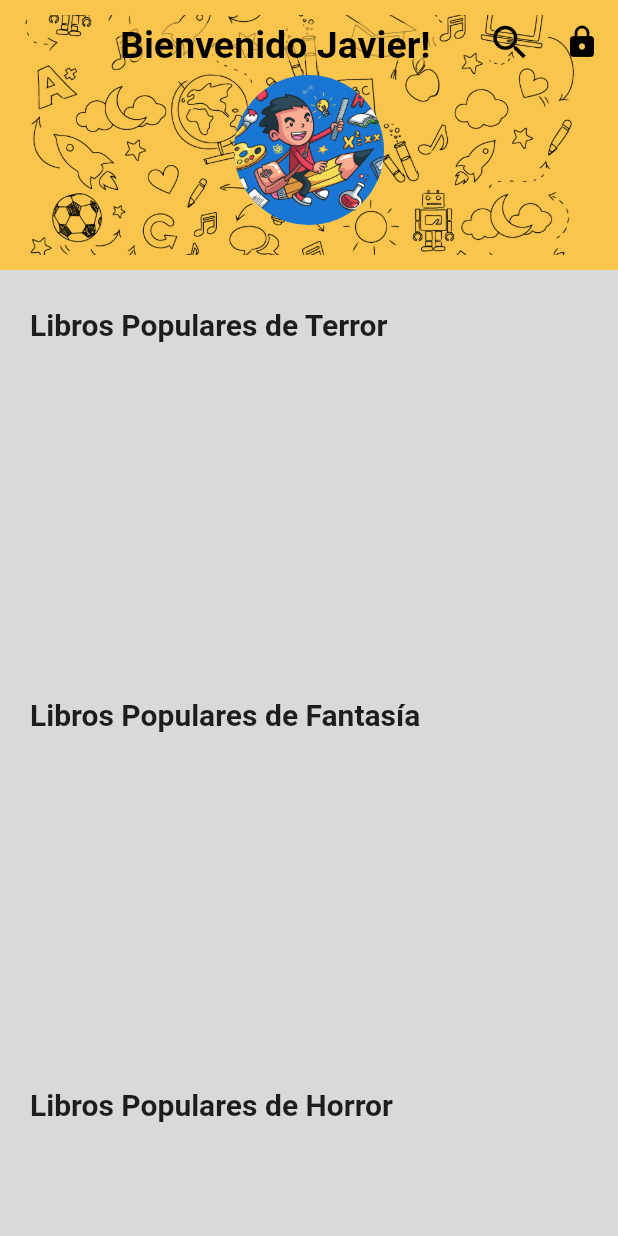
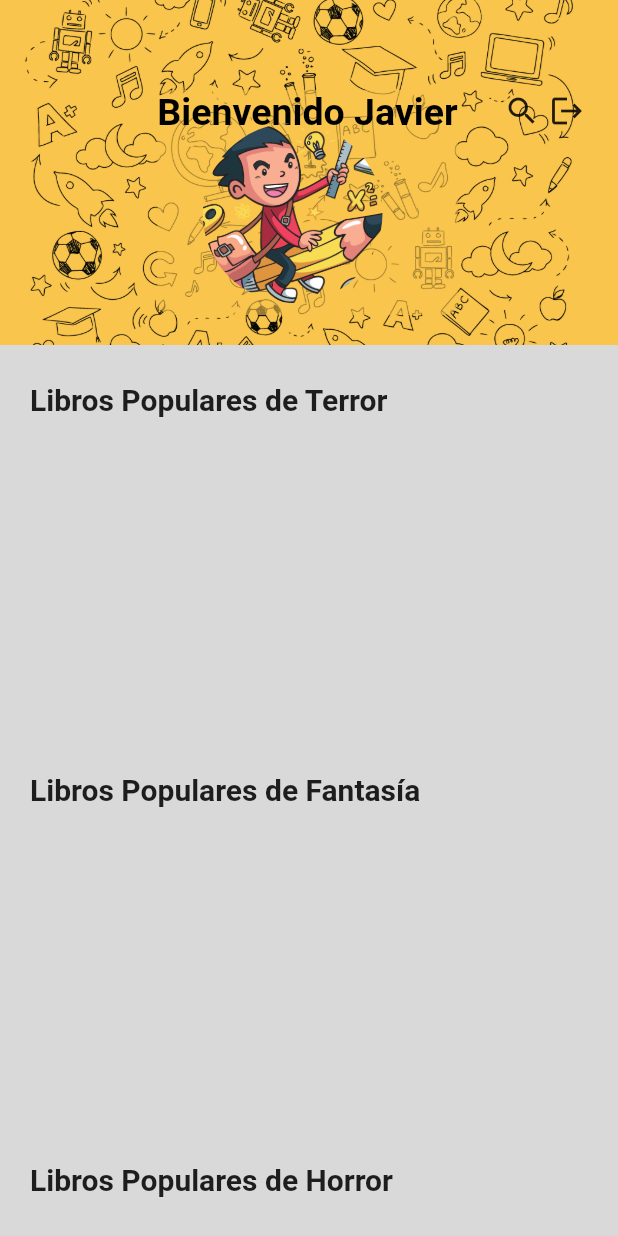
Before and after one commit to Sandtw/App_lbooks, a Flutter app: the screen it shows after launch, after a tap on "Iniciar Sesión", after a tap on "Ingresar", on a phone screen of 412 x 824 dp. Run offline on Flutter 3.47's test engine with Material 2 defaults, Android fonts, the phone set to English and light mode, and no system bars; our stand-ins replace firebase_auth, firebase_core, font_awesome_flutter, google_fonts, image_picker; accounts and stored records are empty; network calls fail.

Commit message:
Appbar terminado con animacion

```diff
--- a/lib/screens/home_screen.dart
+++ b/lib/screens/home_screen.dart
@@ -3,6 +3,7 @@ import 'package:lbooks_app/providers/books_provider.dart';
 import 'package:lbooks_app/screens/screens.dart';
 import 'package:provider/provider.dart';
 import 'package:lbooks_app/widgets/books_slider.dart';
+import 'package:vector_math/vector_math_64.dart' as vector;
 
 class HomeScreen extends StatelessWidget {
   static const String route = 'home';
@@ -19,7 +20,149 @@ class HomeScreen extends StatelessWidget {
       backgroundColor: const Color(0xffD9D9D9),
       body: CustomScrollView(
         slivers: [
-          SliverAppBar(
+          SliverPersistentHeader(
+            pinned: true,
+            delegate: _MyHeaderHome(),
+          ),
+          _SliverBody(booksProvider: booksProvider)
+        ],
+      ),
+    );
+  }
+}
+
+const double _maxHeaderExtent = 230;
+const double _minHeaderExtent = 100;
+
+const double _maxImageSize = 160;
+const double _minImageSize = 40;
+
+class _MyHeaderHome extends SliverPersistentHeaderDelegate {
+  @override
+  Widget build(
+      BuildContext context, double shrinkOffset, bool overlapsContent) {
+    final size = MediaQuery.of(context).size;
+    final percent = shrinkOffset / _maxHeaderExtent;
+    final currentSizeImage =
+        (_maxImageSize * (1 - percent)).clamp(_minImageSize, _maxImageSize);
+    return Container(
+      decoration: const BoxDecoration(
+        color: Color(0xffFAC54C),
+        image: DecorationImage(
+            image: AssetImage('assets/imgs/overlay.png'), fit: BoxFit.cover),
+      ),
+      child: Stack(
+        children: [
+          Positioned(
+            top: 60,
+            left: size.width / 5.5,
+            height: 150,
+            child: Container(
+              margin: const EdgeInsets.only(left: 30),
+              decoration: BoxDecoration(
+                color: const Color(0xffFAC54C).withOpacity(0.6),
+                borderRadius: BorderRadius.circular(10),
+              ),
+              child: const Text(
+                'Bienvenido Javier',
+                style: TextStyle(
+                    fontWeight: FontWeight.bold,
+                    color: Colors.black,
+                    fontSize: 25),
+              ),
+            ),
+          ),
+          Positioned(
+            bottom: 8,
+            left: (135 * (1 - percent)).clamp(1, 135),
+            height: currentSizeImage,
+            child: Transform.rotate(
+              angle: vector.radians(360 * percent),
+              child: const CircleAvatar(
+                backgroundColor: Colors.transparent,
+                maxRadius: 60,
+                backgroundImage: AssetImage('assets/imgs/books.png'),
+              ),
+            ),
+          ),
+          Positioned(
+            right: 10,
+            top: 50,
+            child: IconButton(
+              icon: const Icon(Icons.logout),
+              onPressed: () {},
+            ),
+          ),
+          Positioned(
+            right: 40,
+            top: 50,
+            child: IconButton(
+              icon: const Icon(Icons.search),
+              onPressed: () {},
+            ),
+          ),
+        ],
+      ),
+    );
+  }
+
+  @override
+  double get maxExtent => _maxHeaderExtent;
+
+  @override
+  double get minExtent => _minHeaderExtent;
+
+  @override
+  bool shouldRebuild(covariant SliverPersistentHeaderDelegate oldDelegate) =>
+      false;
+}
+
+class _SliverBody extends StatelessWidget {
+  const _SliverBody({
+    Key? key,
+    required this.booksProvider,
+  }) : super(key: key);
+
+  final BooksProvider booksProvider;
+
+  @override
+  Widget build(BuildContext context) {
+    return SliverList(
+      delegate: SliverChildListDelegate(
+        [
+          const SizedBox(
+            height: 25,
+          ),
+          BookSlider(
+            books: booksProvider.thrillerBooks,
+            title: 'Libros Populares de Terror',
+          ),
+          BookSlider(
+            books: booksProvider.fantasyBooks,
+            title: 'Libros Populares de Fantasía',
+          ),
+          BookSlider(
+            books: booksProvider.horrorBooks,
+            title: 'Libros Populares de Horror',
+          ),
+          BookSlider(
+            books: booksProvider.healthBooks,
+            title: 'Libros Populares de Salud',
+          )
+        ],
+      ),
+    );
+  }
+}
+
+class _SliverAppBar1 extends StatelessWidget {
+  const _SliverAppBar1({
+    Key? key,
+  }) : super(key: key);
+
+  @override
+  Widget build(BuildContext context) {
+    return SliverAppBar(
       actions: [
         Padding(
           padding: const EdgeInsets.only(left: 10),
@@ -53,9 +196,7 @@ class HomeScreen extends StatelessWidget {
         child: const Text(
           'Bienvenido Javier!',
           style: TextStyle(
-                    fontWeight: FontWeight.bold,
-                    color: Colors.black,
-                    fontSize: 25),
+              fontWeight: FontWeight.bold, color: Colors.black, fontSize: 25),
         ),
       ),
       forceElevated: false,
@@ -85,53 +226,6 @@ class HomeScreen extends StatelessWidget {
           )
         ],
       ),
-          ),
-          SliverList(
-            delegate: SliverChildListDelegate(
-              [
-                const SizedBox(
-                  height: 25,
-                ),
-                BookSlider(
-                  books: booksProvider.thrillerBooks,
-                  title: 'Libros Populares de Terror',
-                ),
-                BookSlider(
-                  books: booksProvider.fantasyBooks,
-                  title: 'Libros Populares de Fantasía',
-                ),
-                BookSlider(
-                  books: booksProvider.horrorBooks,
-                  title: 'Libros Populares de Horror',
-                ),
-                BookSlider(
-                  books: booksProvider.healthBooks,
-                  title: 'Libros Populares de Salud',
-                )
-              ],
-            ),
-          )
-        ],
-      ),
     );
   }
 }
-
-// SingleChildScrollView(
-//         child: Column(
-//           children: [
-//             BookSlider(
-//                 books: booksProvider.thrillerBooks,
-//                 title: 'Libros Populares de Terror'),
-//             BookSlider(
-//                 books: booksProvider.fantasyBooks,
-//                 title: 'Libros Populares de Fantasía'),
-//             BookSlider(
-//                 books: booksProvider.horrorBooks,
-//                 title: 'Libros Populares de Horror'),
-//             BookSlider(
-//                 books: booksProvider.healthBooks,
-//                 title: 'Libros Populares de Salud')
-//           ],
-//         ),
-//       ),
```
Lines whose indentation alone changed are shown as unchanged.
